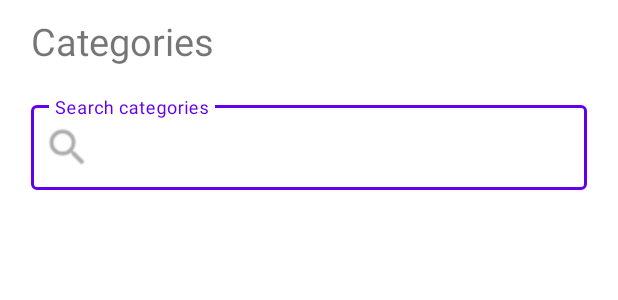
After one commit to moevm/adfmp1h21-interview, an Android app: the layout fragment_statistics.xml on its own in the app's theme, with its tools: preview values and no code run, on a phone screen of 412 x 824 dp. The commit adds this screen. Shown: the top 300 px of the screen. Run offline under Robolectric (Android 15) with nearby library versions, the phone set to English and light mode, and no system bars.

Commit message:
add statistics boilerplate

```diff
--- /dev/null
+++ b/app/src/main/res/layout/fragment_statistics.xml
@@ -0,0 +1,54 @@
+<?xml version="1.0" encoding="utf-8"?>
+<androidx.constraintlayout.widget.ConstraintLayout xmlns:android="http://schemas.android.com/apk/res/android"
+    xmlns:tools="http://schemas.android.com/tools"
+    android:layout_width="match_parent"
+    android:layout_height="match_parent"
+    xmlns:app="http://schemas.android.com/apk/res-auto"
+    tools:context=".CategoriesChoiceFragment">
+
+    <LinearLayout
+        android:id="@+id/buttons"
+        android:orientation="vertical"
+        android:layout_width="0dp"
+        android:layout_height="0dp"
+        app:layout_constraintWidth_percent="0.9"
+        app:layout_constraintWidth_default="wrap"
+        app:layout_constraintHeight_default="spread"
+        app:layout_constraintLeft_toLeftOf="parent"
+        app:layout_constraintTop_toTopOf="parent"
+        app:layout_constraintBottom_toBottomOf="parent"
+        app:layout_constraintRight_toRightOf="parent">
+
+        <com.google.android.material.textview.MaterialTextView
+            android:layout_width="match_parent"
+            android:layout_height="wrap_content"
+            android:text="Categories"
+            android:layout_marginTop="10dp"
+            android:textSize="25sp" />
+
+        <com.google.android.material.textfield.TextInputLayout
+            style="@style/Widget.MaterialComponents.TextInputLayout.OutlinedBox"
+            app:startIconDrawable="@drawable/ic_search"
+            android:layout_width="match_parent"
+            android:layout_height="wrap_content"
+            android:layout_marginTop="20dp"
+            android:hint="@string/search_category"
+            app:layout_constraintLeft_toLeftOf="parent"
+            app:layout_constraintTop_toBottomOf="@id/testSetupTitle">
+
+            <com.google.android.material.textfield.TextInputEditText
+                android:id="@+id/searchCategory"
+                android:layout_width="match_parent"
+                android:layout_height="wrap_content"
+                android:inputType="text"
+                android:labelFor="@+id/selectCategories" />
+
+            <androidx.recyclerview.widget.RecyclerView
+                android:id="@+id/categoriesListView"
+                android:layout_marginTop="20dp"
+                android:layout_width="match_parent"
+                android:layout_height="match_parent"/>
+        </com.google.android.material.textfield.TextInputLayout>
+    </LinearLayout>
+
+</androidx.constraintlayout.widget.ConstraintLayout>
```
Also changed, not shown: app/src/main/java/com/pjs/itinterviewtrainer/MainFragment.kt (+8 -0 lines), app/src/main/java/com/pjs/itinterviewtrainer/StatisticsFragment.kt (added, +48 -0 lines).
